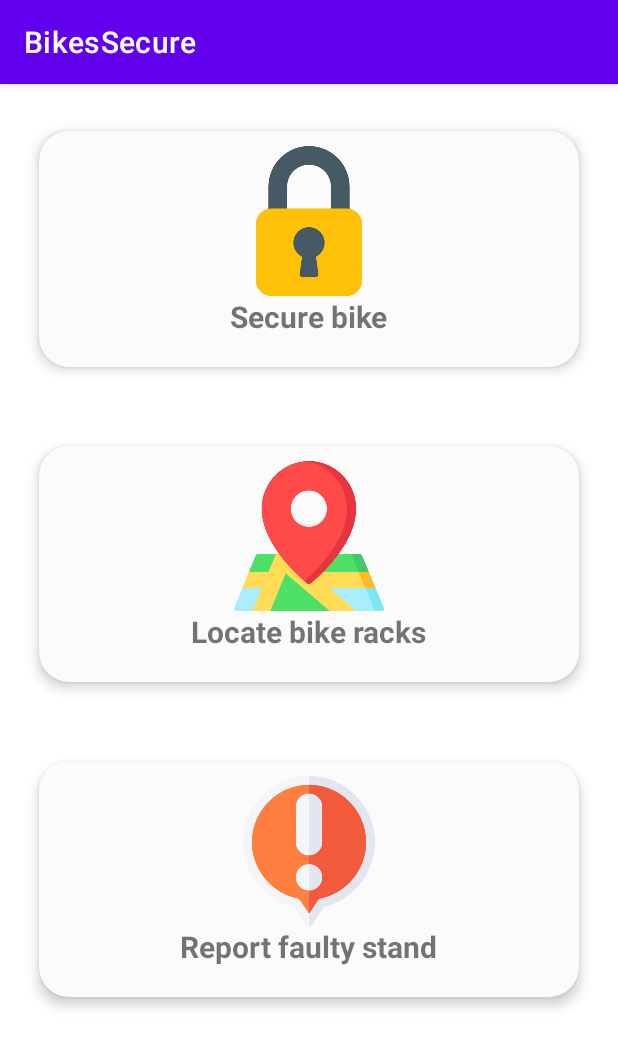
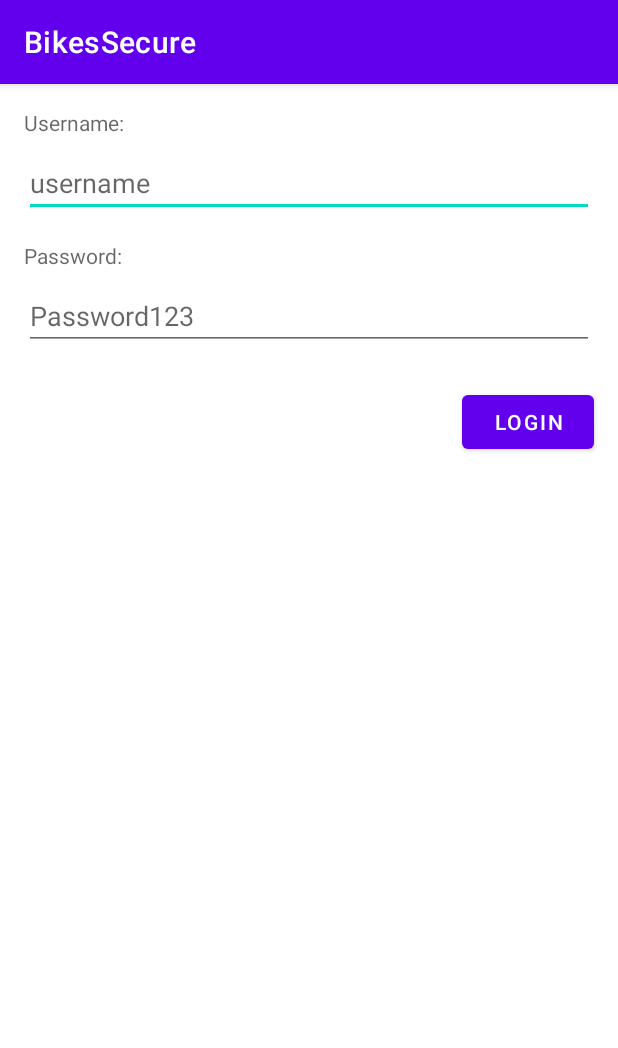
Before and after one commit to LuyingPang/Bike-Rack, an Android app: the screen it shows after launch (DashboardActivity before the commit, LoginActivity after it), on a phone screen of 412 x 824 dp. Shown: the top 1048 px of the screen. Run offline under Robolectric (Android 15) with nearby library versions, the phone set to English and light mode, and no system bars; libraries missing offline, so code that uses them is left out: com.amplifyframework, com.amplifyframework.api, com.amplifyframework.auth, com.amplifyframework.core; 3 statements that could not run were skipped.

Commit message:
added login page

```diff
--- a/BikesSecure/app/src/main/AndroidManifest.xml
+++ b/BikesSecure/app/src/main/AndroidManifest.xml
@@ -1,13 +1,12 @@
 <?xml version="1.0" encoding="utf-8"?>
 <manifest xmlns:android="http://schemas.android.com/apk/res/android"
     package="com.example.bikessecure">
-
-    <!--  permissions needed  -->
+    <!-- permissions needed -->
     <uses-feature android:name="android.hardware.camera.autofocus" />
     <uses-feature android:name="android.hardware.camera.any" />
+
     <uses-permission android:name="android.permission.CAMERA" />
     <uses-permission android:name="android.permission.ACCESS_FINE_LOCATION" />
-
 
     <application
         android:name=".MyAmplifyApp"
@@ -17,19 +16,18 @@
         android:roundIcon="@mipmap/ic_launcher_round"
         android:supportsRtl="true"
         android:theme="@style/Theme.BikesSecure">
-        <activity android:name=".DashboardActivity">
+        <activity android:name=".LoginActivity">
             <intent-filter>
                 <action android:name="android.intent.action.MAIN" />
 
                 <category android:name="android.intent.category.LAUNCHER" />
             </intent-filter>
         </activity>
-
+        <activity android:name=".DashboardActivity" />
         <activity
             android:name=".QRScannerActivity"
             android:label="@string/title_activity_qrscanner"
-            android:parentActivityName=".DashboardActivity"/>
-
+            android:parentActivityName=".DashboardActivity" />
         <!--
              The API key for Google Maps-based APIs is defined as a string resource.
              (See the file "res/values/google_maps_api.xml").
@@ -41,11 +39,10 @@
         <meta-data
             android:name="com.google.android.geo.API_KEY"
             android:value="@string/google_maps_key" />
+
         <activity
             android:name=".MapsActivity"
             android:label="@string/title_activity_maps" />
-
     </application>
 
-
 </manifest>
--- a/BikesSecure/app/src/main/java/com/example/bikessecure/DashboardActivity.java
+++ b/BikesSecure/app/src/main/java/com/example/bikessecure/DashboardActivity.java
@@ -28,28 +28,32 @@ public class DashboardActivity extends AppCompatActivity {
     private static final int PERMISSIONS_REQUEST = 1;
     public static final String REQUEST = "com.example.bikessecure.REQUEST";
 
-    private ActivityDashboardBinding binding;
-
+    private ActivityDashboardBinding binding;  // see view binding
 
     @Override
     protected void onCreate(Bundle savedInstanceState) {
         super.onCreate(savedInstanceState);
 
-        // inflate first so I can change it
-        binding = ActivityDashboardBinding.inflate(getLayoutInflater());
+        Intent intent = getIntent();
+        binding = ActivityDashboardBinding.inflate(getLayoutInflater());  // inflate first so I can change it
 
-        /* check preferences and switch before showing dashboard */
+        /* switch lock/unlock buttons before displaying dashboard*/
+        // ensure that we have already logged in before accessing preferences
+        if (intent.getStringExtra(LoginActivity.LOGIN) == null) {
+
             SharedPreferences sharedPref = getSharedPreferences(
                     getString(R.string.sharedpref_user_state), Context.MODE_PRIVATE);
-        Log.i(TAG, sharedPref.getAll().toString());
+//            Log.i(TAG, sharedPref.getAll().toString());
             HashSet<String> user_state = (HashSet<String>) sharedPref.getStringSet(
                     Authentication.getUserSub(), null);
 
+            // if user's state is present, check if bike is locked or unlocked and
+            //   display the right card (lock is default)
             if (user_state != null && user_state.contains("lock")) {
                 Log.i(TAG, "state of " + Authentication.getUserSub()
                         + ": " + user_state.toString());
                 binding.cardLock.setVisibility(View.INVISIBLE);
-            HashSet<String> user_state_copy = new HashSet<>(user_state);
+                HashSet<String> user_state_copy = new HashSet<>(user_state);  // to prevent editing of the preference value
                 user_state_copy.remove("lock");
                 String card_text_unlock = getString(R.string.card_text_unlock);
                 binding.textUnlock.setText(card_text_unlock.replace("[here]", user_state_copy.toString()));
@@ -63,30 +67,22 @@ public class DashboardActivity extends AppCompatActivity {
                 binding.cardLock.setVisibility(View.VISIBLE);
             }
 
+        }
+
         setContentView(binding.getRoot());
 
 
-        /* get extras from intent */
-        Bundle extras = getIntent().getExtras();
-        /* alert dialog */
+        /* display response message using alert dialog */
+        String response_message = intent.getStringExtra(QRScannerActivity.RESPONSE_MESSAGE);
+
+        if (response_message != null) {
             AlertDialog.Builder alertDialogBuilder = new AlertDialog.Builder(this);
-
-        // get methods return null if object is not present
-        //  -> useful to check who sent the intent
-        if (extras != null) {
-            String response_message = extras.getCharSequence(QRScannerActivity.RESPONSE_MESSAGE).toString();
-            if (!response_message.equals("")) { // check for null response
             alertDialogBuilder.setMessage(response_message).setCancelable(true)
                     .setPositiveButton("OK", (dialog, which) -> dialog.dismiss());
             AlertDialog alertDialog = alertDialogBuilder.create();
             alertDialog.show();
         }
-        }
 
-        Authentication.signIn("username", "Password123");
-//        Authentication.signOut();
-
-        // TODO: only run this when sign in happens
         /* check that all permissions required are given */
 //        if (!allPermissionsGranted()) {
 //            getRuntimePermissions();
--- /dev/null
+++ b/BikesSecure/app/src/main/java/com/example/bikessecure/LoginActivity.java
@@ -0,0 +1,60 @@
+package com.example.bikessecure;
+
+import androidx.appcompat.app.AppCompatActivity;
+
+import android.content.Context;
+import android.content.Intent;
+import android.os.Bundle;
+import android.util.Log;
+import android.view.View;
+import android.widget.EditText;
+import android.widget.Toast;
+
+import com.amplifyframework.core.Amplify;
+
+public class LoginActivity extends AppCompatActivity {
+    private static final String TAG = LoginActivity.class.getSimpleName();
+    private static final String signInSuccessfulToast = "Sign in succeeded";
+    private static final String signInFailedToast = "Sign in not complete";
+    private Context forToast;
+    public static final String LOGIN = "com.example.bikessecure.LOGIN";
+
+
+    @Override
+    protected void onCreate(Bundle savedInstanceState) {
+        super.onCreate(savedInstanceState);
+        setContentView(R.layout.activity_login);
+        forToast = this;
+    }
+
+    public void loginButton (View view) {
+
+        // grab text
+        EditText editTextUsername = (EditText) findViewById(R.id.editText_username);
+        String username = editTextUsername.getText().toString();
+        EditText editTextPassword = (EditText) findViewById(R.id.editText_password);
+        String password = editTextPassword.getText().toString();
+
+        // sign in
+        Amplify.Auth.signIn( username, password,
+                result -> {
+                    if (result.isSignInComplete()) {
+                        Log.i(TAG, signInSuccessfulToast);
+                        runOnUiThread(() -> Toast.makeText(getApplicationContext(), signInSuccessfulToast, Toast.LENGTH_SHORT).show());
+                        Intent intent = new Intent(this, DashboardActivity.class);
+                        intent.putExtra(LOGIN, "login");
+                        startActivity(intent);
+                    }
+                    else {
+                        Log.i(TAG, signInFailedToast);
+                        runOnUiThread(() -> Toast.makeText(getApplicationContext(), signInFailedToast, Toast.LENGTH_SHORT).show());
+                    }
+                },
+                error -> {
+                    Log.e(TAG, error.toString());
+                    runOnUiThread(() -> Toast.makeText(getApplicationContext(), error.getLocalizedMessage(), Toast.LENGTH_SHORT).show());
+                }
+        );
+    }
+
+}
--- a/BikesSecure/app/src/main/java/com/example/bikessecure/MapsActivity.java
+++ b/BikesSecure/app/src/main/java/com/example/bikessecure/MapsActivity.java
@@ -271,7 +271,7 @@ public class MapsActivity extends FragmentActivity implements OnMapReadyCallback
     private void gpsChecker(LocationManager manager){
 
         if ( !manager.isProviderEnabled( LocationManager.GPS_PROVIDER ) ) {
-            Toast.makeText(getApplicationContext(), "GPS is disable! Please enable it.", Toast.LENGTH_LONG).show();
+            Toast.makeText(getApplicationContext(), "GPS is disabled! Please enable it.", Toast.LENGTH_LONG).show();
             Intent intent = new Intent(Settings.ACTION_LOCATION_SOURCE_SETTINGS);
             startActivity(intent);
         }
--- /dev/null
+++ b/BikesSecure/app/src/main/res/layout/activity_login.xml
@@ -0,0 +1,72 @@
+<?xml version="1.0" encoding="utf-8"?>
+<androidx.constraintlayout.widget.ConstraintLayout xmlns:android="http://schemas.android.com/apk/res/android"
+    xmlns:app="http://schemas.android.com/apk/res-auto"
+    xmlns:tools="http://schemas.android.com/tools"
+    android:layout_width="match_parent"
+    android:layout_height="match_parent"
+    tools:context=".LoginActivity">
+
+    <TextView
+        android:id="@+id/textView_username"
+        android:layout_width="match_parent"
+        android:layout_height="wrap_content"
+        android:layout_marginStart="16dp"
+        android:layout_marginTop="16dp"
+        android:layout_marginEnd="16dp"
+        android:hint="@string/textView_text_username"
+        app:layout_constraintEnd_toEndOf="parent"
+        app:layout_constraintStart_toStartOf="parent"
+        app:layout_constraintTop_toTopOf="parent" />
+
+    <EditText
+        android:id="@+id/editText_username"
+        android:layout_width="match_parent"
+        android:layout_height="wrap_content"
+        android:layout_marginStart="16dp"
+        android:layout_marginTop="8dp"
+        android:layout_marginEnd="16dp"
+        android:ems="10"
+        android:hint="@string/editText_hint_username"
+        android:inputType="textPersonName"
+        app:layout_constraintEnd_toEndOf="parent"
+        app:layout_constraintStart_toStartOf="parent"
+        app:layout_constraintTop_toBottomOf="@+id/textView_username" />
+
+    <TextView
+        android:id="@+id/textView_password"
+        android:layout_width="match_parent"
+        android:layout_height="wrap_content"
+        android:layout_marginStart="16dp"
+        android:layout_marginTop="16dp"
+        android:layout_marginEnd="16dp"
+        android:hint="@string/textView_text_password"
+        app:layout_constraintEnd_toEndOf="parent"
+        app:layout_constraintStart_toStartOf="parent"
+        app:layout_constraintTop_toBottomOf="@+id/editText_username" />
+
+    <EditText
+        android:id="@+id/editText_password"
+        android:layout_width="match_parent"
+        android:layout_height="wrap_content"
+        android:layout_marginStart="16dp"
+        android:layout_marginTop="8dp"
+        android:layout_marginEnd="16dp"
+        android:ems="10"
+        android:hint="@string/editText_hint_password"
+        android:inputType="textPassword"
+        app:layout_constraintEnd_toEndOf="parent"
+        app:layout_constraintStart_toStartOf="parent"
+        app:layout_constraintTop_toBottomOf="@+id/textView_password" />
+
+    <Button
+        android:id="@+id/button_login"
+        android:layout_width="wrap_content"
+        android:layout_height="wrap_content"
+        android:onClick="loginButton"
+        android:layout_marginTop="24dp"
+        android:layout_marginEnd="16dp"
+        android:text="@string/button_text_login"
+        app:layout_constraintEnd_toEndOf="parent"
+        app:layout_constraintTop_toBottomOf="@+id/editText_password" />
+
+</androidx.constraintlayout.widget.ConstraintLayout>
--- a/BikesSecure/app/src/main/res/values/strings.xml
+++ b/BikesSecure/app/src/main/res/values/strings.xml
@@ -5,10 +5,16 @@
 
     <string name="sharedpref_user_state">com.example.bikessecure.USER_STATE</string>
 
+    <string name="textView_text_username">Username:</string>
+    <string name="editText_hint_username">username</string>
+    <string name="textView_text_password">Password:</string>
+    <string name="editText_hint_password">Password123</string>
+    <string name="button_text_login">Login</string>
+
     <string name="card_text_lock">Secure bike</string>
     <string name="card_text_maps">Locate bike racks</string>
     <string name="card_text_faulty">Report faulty stand</string>
-    <string name="card_text_unlock">"Location:\n[here]"</string>
+    <string name="card_text_unlock">"Unlock bike\nLocation:\n[here]"</string>
 
 
 </resources>
```
Also changed, not shown: BikesSecure/app/src/main/java/com/example/bikessecure/Authentication.java (+7 -0 lines). Lines whose indentation alone changed are shown as unchanged.
